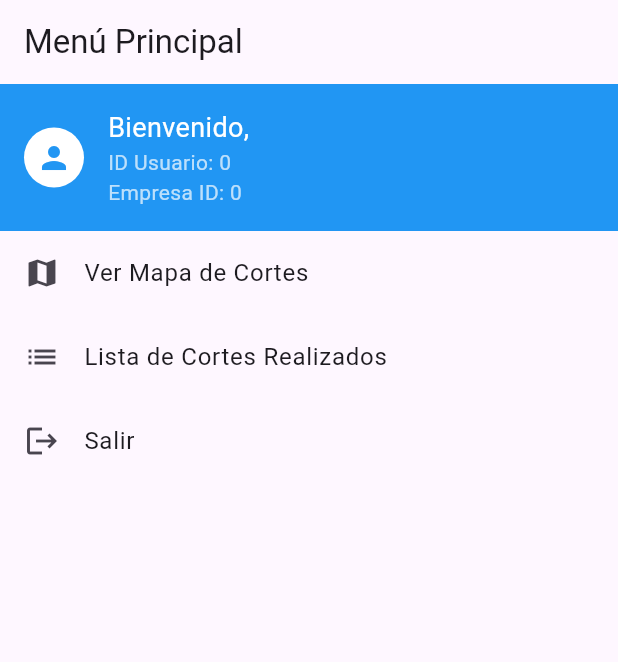
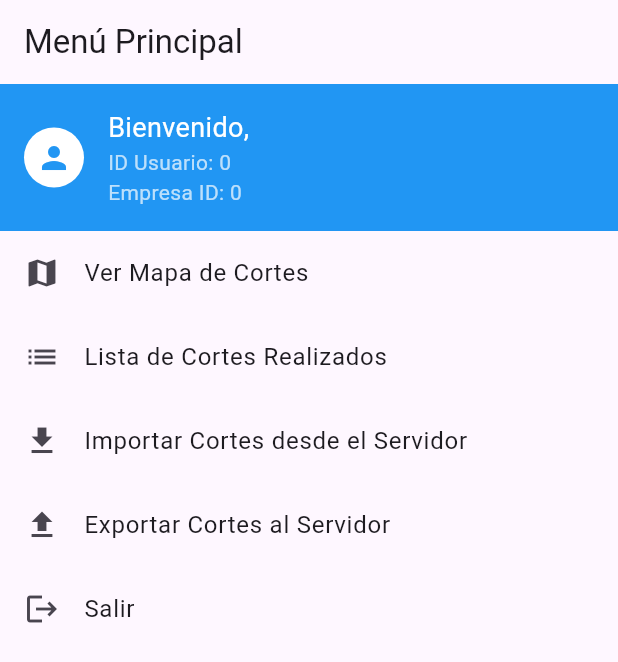
Before and after one commit to EbenCT/app_sig2024, a Flutter app: the MenuScreen screen opened directly with empty values, on a phone screen of 412 x 824 dp. Shown: the top 662 px of the screen. Run offline on Flutter 3.47's test engine with Material 3 defaults, Android fonts, the light colour scheme and no system bars; our stand-ins replace google_maps_flutter.

Commit message:
agregado dos opciones mas al menu

```diff
--- a/lib/screens/menu_screen.dart
+++ b/lib/screens/menu_screen.dart
@@ -74,6 +74,20 @@ class MenuScreen extends StatelessWidget {
                   },
                 ),
                 ListTile(
+                  leading: Icon(Icons.download),
+                  title: Text('Importar Cortes desde el Servidor'),
+                  onTap: () {
+                    _importCutsFromServer(context);
+                  },
+                ),
+                ListTile(
+                  leading: Icon(Icons.upload),
+                  title: Text('Exportar Cortes al Servidor'),
+                  onTap: () {
+                    _exportCutsToServer(context);
+                  },
+                ),
+                ListTile(
                   leading: Icon(Icons.logout),
                   title: Text('Salir'),
                   onTap: () {
@@ -87,4 +101,27 @@ class MenuScreen extends StatelessWidget {
       ),
     );
   }
+
+  // Función para importar cortes desde el servidor.
+  void _importCutsFromServer(BuildContext context) async {
+    // Aquí puedes implementar la lógica para consumir la API de importación.
+    // Por ahora, mostraré un mensaje de ejemplo.
+    ScaffoldMessenger.of(context).showSnackBar(
+      SnackBar(content: Text('Importando cortes desde el servidor...')),
+    );
+
+    // Llama a un método del servicio (ApiService) para obtener los datos.
+    // Luego actualiza el estado de la app (ej. CutsProvider).
+  }
+
+  // Función para exportar cortes al servidor.
+  void _exportCutsToServer(BuildContext context) async {
+    // Aquí puedes implementar la lógica para consumir la API de exportación.
+    // Por ahora, mostraré un mensaje de ejemplo.
+    ScaffoldMessenger.of(context).showSnackBar(
+      SnackBar(content: Text('Exportando cortes al servidor...')),
+    );
+
+    // Llama a un método del servicio (ApiService) para enviar los datos al servidor.
+  }
 }
```
